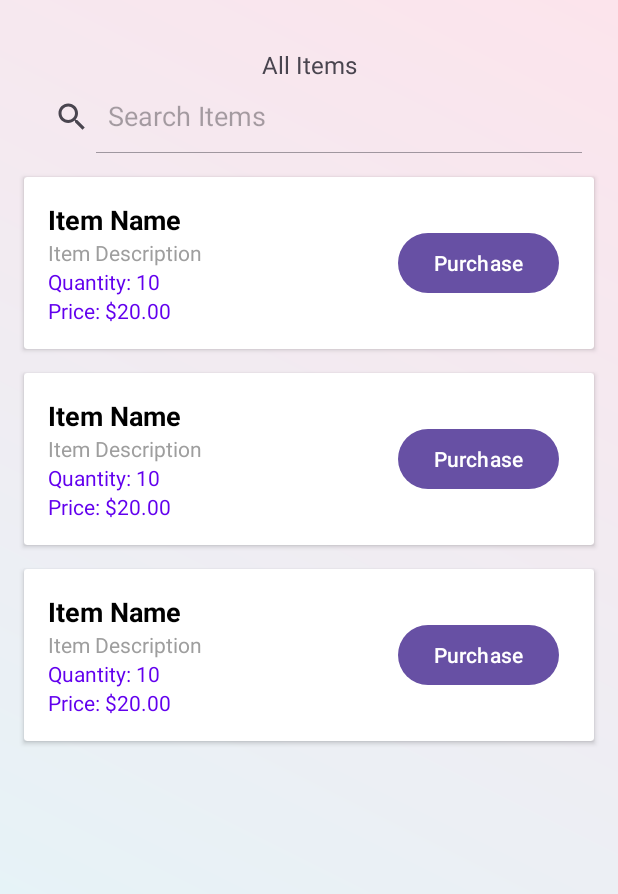
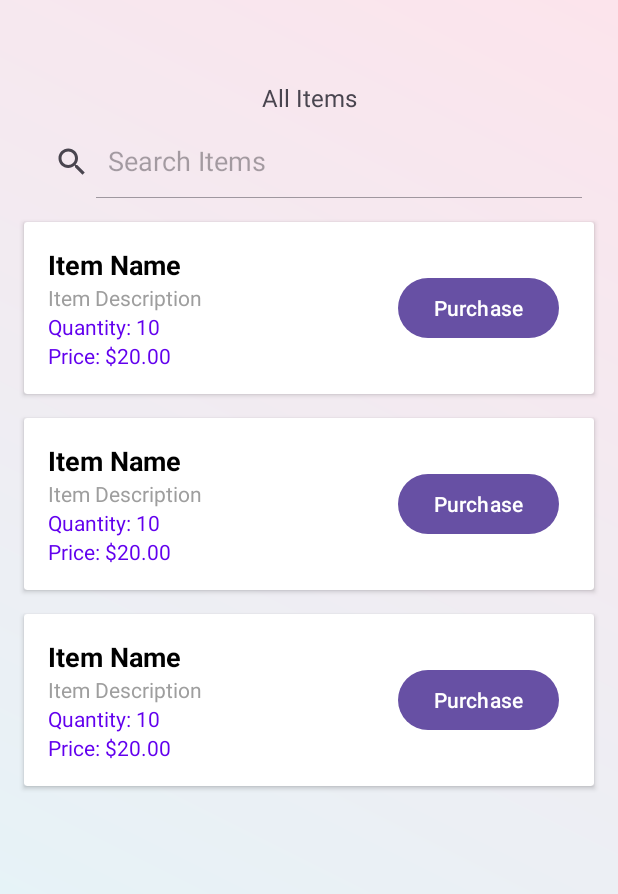
Before and after one commit to GalRadia/InventoryManagement, an Android app: the layout fragment_dashboard.xml on its own in the app's theme, with its tools: preview values and no code run, on a phone screen of 412 x 824 dp. Shown: the top 894 px of the screen. Run offline under Robolectric (Android 15) with nearby library versions, the phone set to English and light mode, and no system bars; network calls fail.

```diff
--- a/app/src/main/res/layout/fragment_dashboard.xml
+++ b/app/src/main/res/layout/fragment_dashboard.xml
@@ -13,7 +13,7 @@
         android:id="@+id/textView"
         android:layout_width="wrap_content"
         android:layout_height="wrap_content"
-        android:layout_marginTop="32dp"
+        android:layout_marginTop="54dp"
         android:text="All Items"
         android:textSize="16sp"
         app:layout_constraintEnd_toEndOf="parent"
@@ -57,9 +57,10 @@
         android:layout_width="0dp"
         android:layout_height="wrap_content"
         android:layout_marginStart="16dp"
+        android:layout_marginTop="8dp"
         android:layout_marginEnd="16dp"
+        android:iconifiedByDefault="false"
         android:queryHint="Search Items"
-        android:iconifiedByDefault="false"
         app:layout_constraintEnd_toEndOf="parent"
         app:layout_constraintStart_toStartOf="parent"
         app:layout_constraintTop_toBottomOf="@+id/textView" />
```
Also changed, not shown: 2 other files.
